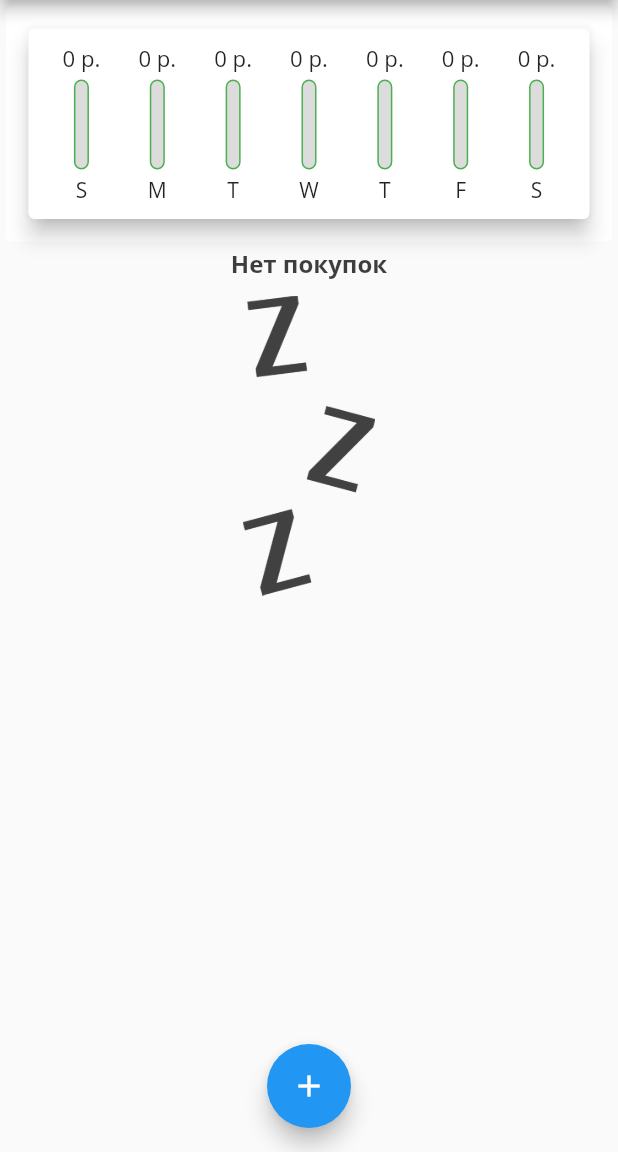
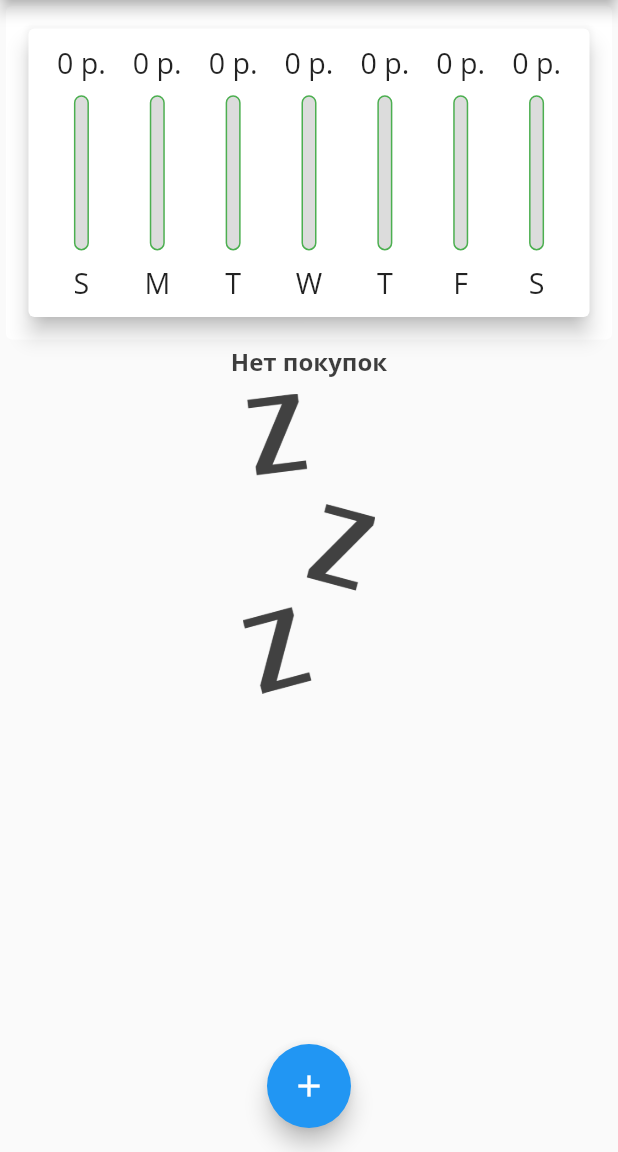
Before and after one commit to nikberX/MySpendings, a Flutter app: the screen it shows after launch, on a phone screen of 412 x 824 dp, the part 84-1236 px from its top. Run offline on Flutter 3.47's test engine with Material 2 defaults, Android fonts, the phone set to English and light mode, and no system bars.

Commit message:
Added adaptive sizing of UI

```diff
--- a/lib/main.dart
+++ b/lib/main.dart
@@ -46,6 +46,8 @@ class MyHomePage extends StatefulWidget {
 
 class _MyHomePageState extends State<MyHomePage> {
 
+
+
   final List<Purchase> _userPurchases = [
     //Purchase(id: '1', title: 'Автобус', amount: 46.01, date:  DateTime.now().subtract(Duration(days: 3))),
     //Purchase(id: '1', title: 'Ягоды', amount: 470, date:  DateTime.now().subtract(Duration(days: 2))),
@@ -74,6 +76,15 @@ class _MyHomePageState extends State<MyHomePage> {
     });
   }
 
+  void _removePurchase(String id) {
+    setState(
+      () {
+      _userPurchases.removeWhere(
+        (element) => element.id == id
+      );
+    });
+  }
+
   void _startAddNewPurchase(BuildContext context) {
     showModalBottomSheet(
       context: context,
@@ -90,8 +101,7 @@ class _MyHomePageState extends State<MyHomePage> {
 
   @override
   Widget build(BuildContext context) {
-    return Scaffold(
-      appBar: AppBar(
+    AppBar appBar = AppBar(
         title: Text('Мои траты'),
         actions: <Widget>[
           IconButton(
@@ -99,19 +109,29 @@ class _MyHomePageState extends State<MyHomePage> {
             onPressed: () {_startAddNewPurchase(context);},
           )
         ],
-      ),
+    );
+    return Scaffold(
+      appBar: appBar,
       body: SingleChildScrollView(
         child: Column(
               crossAxisAlignment: CrossAxisAlignment.stretch,
               children: <Widget>[
               Container(
+                height: (MediaQuery.of(context).size.height -
+                         MediaQuery.of(context).padding.top -
+                         appBar.preferredSize.height) * 0.3,
                 width: double.infinity,
                 child: Card(
                   child: Chart(_recentPurchases),
                   elevation: 0,
                 ),
               ),
-              PurchaseList(_userPurchases),
+              Container(
+                height: (MediaQuery.of(context).size.height -
+                         MediaQuery.of(context).padding.top -
+                         appBar.preferredSize.height) * 0.7,
+                child: PurchaseList(_userPurchases,_removePurchase)
+                ),
             ],
             ),
       ),
--- a/lib/widgets/chart.dart
+++ b/lib/widgets/chart.dart
@@ -45,7 +45,6 @@ class Chart extends StatelessWidget {
   @override
   Widget build(BuildContext context) {
     return Card(
-
         elevation: 6,
         margin: EdgeInsets.all(15),
         child: Container(
--- a/lib/widgets/chart_bar.dart
+++ b/lib/widgets/chart_bar.dart
@@ -10,14 +10,16 @@ class ChartBar extends StatelessWidget {
 
   @override
   Widget build(BuildContext context) {
+    return LayoutBuilder(
+      builder: (context_, constraints) {
         return Column(
           children: <Widget>[
             Container(
-          height: 20,
+              height: constraints.maxHeight * 0.15,
               child: FittedBox(child: Text('${spendingAmount.toStringAsFixed(0)} р.'))),
-        SizedBox(height: 4),
+            SizedBox(height: constraints.maxHeight * 0.05),
             Container(
-          height: 60,
+              height: constraints.maxHeight * 0.6,
               width: 10,
               child: Stack(
                 children: <Widget>[
@@ -41,9 +43,13 @@ class ChartBar extends StatelessWidget {
                 ],
               ),
             ),
-        SizedBox(height: 4),
-        Text(label)
+            SizedBox(height: constraints.maxHeight * 0.05),
+            Container(
+              height: constraints.maxHeight * 0.15,
+              child: FittedBox(child: Text(label)))
           ],
         );
       }
+    );
   }
+}
--- a/lib/widgets/purchase_list.dart
+++ b/lib/widgets/purchase_list.dart
@@ -6,14 +6,13 @@ import '../models/purchase.dart';
 
 class PurchaseList extends StatelessWidget {
   final List<Purchase> _purchases;
+  final Function onRemove;
 
-  PurchaseList(this._purchases);
+  PurchaseList(this._purchases, this.onRemove);
 
   @override
   Widget build(BuildContext context) {
-    return Container(
-      height: 350,
-      child: _purchases.isEmpty ?
+    return  _purchases.isEmpty ?
       Column( //is Empty, true
         children: <Widget>[
           Text(
@@ -62,11 +61,14 @@ class PurchaseList extends StatelessWidget {
                         style: Theme.of(context).textTheme.title,
                       ),
                       subtitle: Text(DateFormat.yMMMd().format(_purchases[index].date)),
+                      trailing: IconButton(
+                        onPressed: () {onRemove(_purchases[index].id);},
+                        icon: Icon(Icons.delete, color: Colors.yellow)
+                      ),
                     ),
                   );
                 },
         itemCount: _purchases.length,
-        ),
       );
   }
 }
```
Lines whose indentation alone changed are shown as unchanged.
